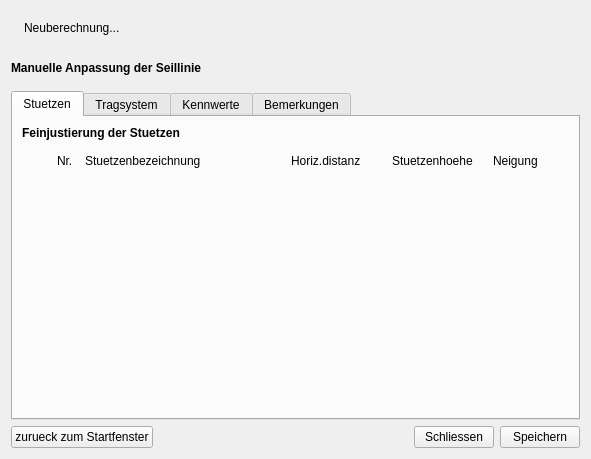
This is gui/adjustmentDialog.ui in piMoll/SEILAPLAN as Qt 5 draws it before an edit. The edited form follows.
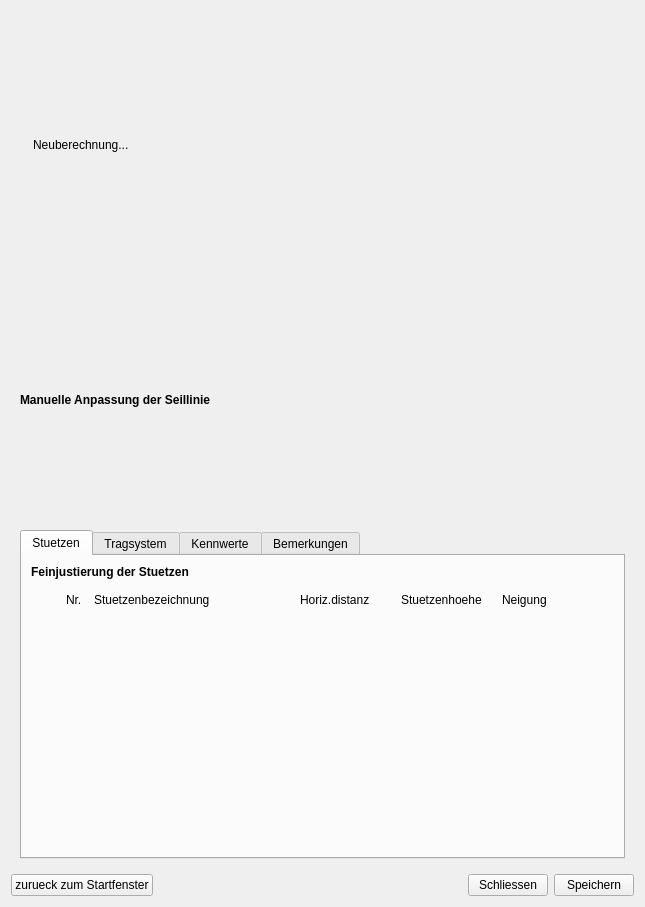
This is the edited form. Icons and pictures are not drawn.

Commit message: Introduced scroll bars for main and adjustment window.

```diff
--- a/gui/adjustmentDialog.ui
+++ b/gui/adjustmentDialog.ui
@@ -6,8 +6,8 @@
    <rect>
     <x>0</x>
     <y>0</y>
-    <width>591</width>
-    <height>459</height>
+    <width>645</width>
+    <height>907</height>
    </rect>
   </property>
   <property name="focusPolicy">
@@ -21,7 +21,53 @@
     <normaloff>:/plugins/SeilaplanPlugin/gui/icons/icon_app.png</normaloff>:/plugins/SeilaplanPlugin/gui/icons/icon_app.png</iconset>
   </property>
   <layout class="QGridLayout" name="gridLayout_2">
-   <item row="1" column="0">
+   <item row="0" column="0">
+    <widget class="QScrollArea" name="scrollArea">
+     <property name="frameShape">
+      <enum>QFrame::NoFrame</enum>
+     </property>
+     <property name="lineWidth">
+      <number>0</number>
+     </property>
+     <property name="sizeAdjustPolicy">
+      <enum>QAbstractScrollArea::AdjustToContents</enum>
+     </property>
+     <property name="widgetResizable">
+      <bool>true</bool>
+     </property>
+     <property name="alignment">
+      <set>Qt::AlignLeading|Qt::AlignLeft|Qt::AlignTop</set>
+     </property>
+     <widget class="QWidget" name="scrollAreaWidgetContents">
+      <property name="geometry">
+       <rect>
+        <x>0</x>
+        <y>0</y>
+        <width>627</width>
+        <height>856</height>
+       </rect>
+      </property>
+      <property name="sizePolicy">
+       <sizepolicy hsizetype="Expanding" vsizetype="Expanding">
+        <horstretch>0</horstretch>
+        <verstretch>0</verstretch>
+       </sizepolicy>
+      </property>
+      <layout class="QGridLayout" name="gridLayout_4">
+       <item row="2" column="0">
+        <widget class="QLabel" name="label_18">
+         <property name="font">
+          <font>
+           <weight>75</weight>
+           <bold>true</bold>
+          </font>
+         </property>
+         <property name="text">
+          <string>Manuelle Anpassung der Seillinie</string>
+         </property>
+        </widget>
+       </item>
+       <item row="0" column="0">
     <layout class="QHBoxLayout" name="horizontalLayout_3">
      <item>
       <widget class="QLabel" name="recalcStatus_ico">
@@ -55,83 +101,14 @@
      </item>
     </layout>
    </item>
-   <item row="5" column="0">
-    <widget class="QLabel" name="label_18">
-     <property name="font">
-      <font>
-       <weight>75</weight>
-       <bold>true</bold>
-      </font>
-     </property>
-     <property name="text">
-      <string>Manuelle Anpassung der Seillinie</string>
-     </property>
-    </widget>
-   </item>
-   <item row="8" column="0">
-    <layout class="QHBoxLayout" name="horizontalLayout_2">
-     <item>
-      <widget class="QPushButton" name="btnBackToStart">
-       <property name="toolTip">
-        <string>Manuelle Anpassungen verwerfen und zurueck zum Startfenster wechseln</string>
-       </property>
-       <property name="text">
-        <string>zurueck zum Startfenster</string>
-       </property>
-       <property name="autoDefault">
-        <bool>false</bool>
-       </property>
-      </widget>
-     </item>
-     <item>
-      <spacer name="horizontalSpacer">
-       <property name="orientation">
-        <enum>Qt::Horizontal</enum>
-       </property>
-       <property name="sizeHint" stdset="0">
-        <size>
-         <width>40</width>
-         <height>20</height>
-        </size>
-       </property>
-      </spacer>
-     </item>
-     <item>
-      <widget class="QPushButton" name="btnClose">
-       <property name="toolTip">
-        <string>Plugin beenden</string>
-       </property>
-       <property name="text">
-        <string>Schliessen</string>
-       </property>
-       <property name="autoDefault">
-        <bool>false</bool>
-       </property>
-      </widget>
-     </item>
-     <item>
-      <widget class="QPushButton" name="btnSave">
-       <property name="toolTip">
-        <string>Ergebnisse speichern</string>
-       </property>
-       <property name="text">
-        <string>Speichern</string>
-       </property>
-       <property name="autoDefault">
-        <bool>false</bool>
-       </property>
-      </widget>
-     </item>
-    </layout>
-   </item>
-   <item row="4" column="0">
+       <item row="1" column="0">
     <layout class="QVBoxLayout" name="plotLayout">
      <property name="spacing">
       <number>0</number>
      </property>
     </layout>
    </item>
-   <item row="6" column="0">
+       <item row="3" column="0">
     <layout class="QVBoxLayout" name="tabLayout">
      <item>
       <widget class="QTabWidget" name="tabWidget">
@@ -876,6 +853,66 @@
          </item>
         </layout>
        </widget>
+          </widget>
+         </item>
+        </layout>
+       </item>
+      </layout>
+     </widget>
+    </widget>
+   </item>
+   <item row="7" column="0">
+    <layout class="QHBoxLayout" name="horizontalLayout_2">
+     <item>
+      <widget class="QPushButton" name="btnBackToStart">
+       <property name="toolTip">
+        <string>Manuelle Anpassungen verwerfen und zurueck zum Startfenster wechseln</string>
+       </property>
+       <property name="text">
+        <string>zurueck zum Startfenster</string>
+       </property>
+       <property name="autoDefault">
+        <bool>false</bool>
+       </property>
+      </widget>
+     </item>
+     <item>
+      <spacer name="horizontalSpacer">
+       <property name="orientation">
+        <enum>Qt::Horizontal</enum>
+       </property>
+       <property name="sizeHint" stdset="0">
+        <size>
+         <width>40</width>
+         <height>20</height>
+        </size>
+       </property>
+      </spacer>
+     </item>
+     <item>
+      <widget class="QPushButton" name="btnClose">
+       <property name="toolTip">
+        <string>Plugin beenden</string>
+       </property>
+       <property name="text">
+        <string>Schliessen</string>
+       </property>
+       <property name="autoDefault">
+        <bool>false</bool>
+       </property>
+      </widget>
+     </item>
+     <item>
+      <widget class="QPushButton" name="btnSave">
+       <property name="toolTip">
+        <string>Ergebnisse speichern</string>
+       </property>
+       <property name="text">
+        <string>Speichern</string>
+       </property>
+       <property name="autoDefault">
+        <bool>false</bool>
+       </property>
       </widget>
      </item>
     </layout>
```
Lines whose indentation alone changed are shown as unchanged. The commit also changes 3 other files.
